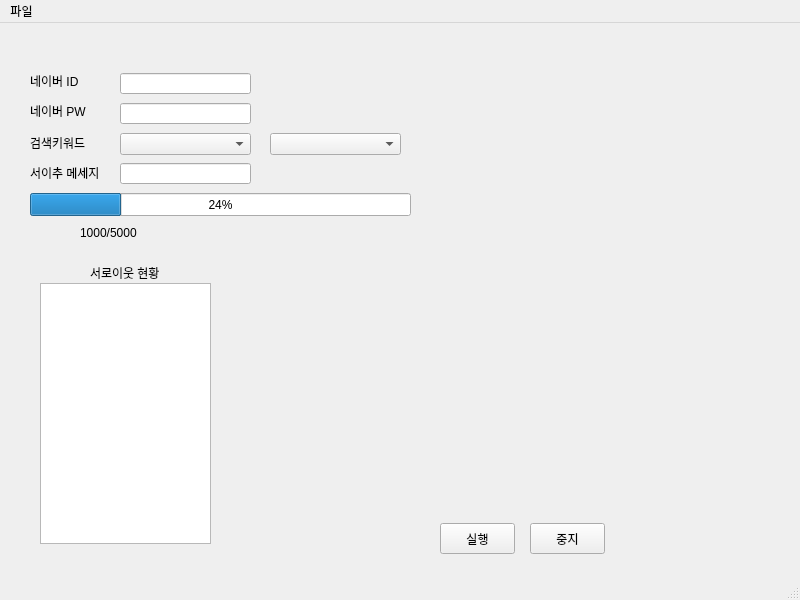
Old version of the form TestUi.ui in the repository jae-heo/blog-manager.
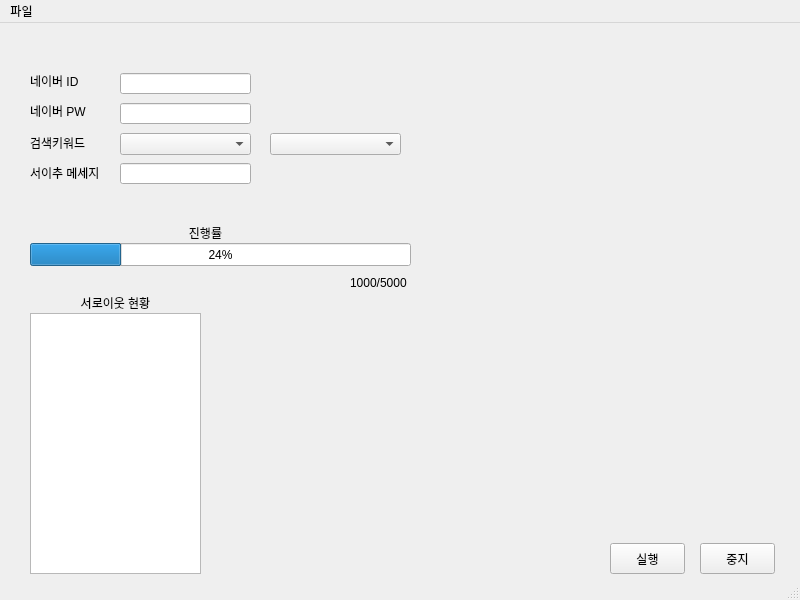
New version of the form.

Commit message: 임시 commit- db부분 부분적으로 완료

Diff of the .ui file:
```diff
--- a/TestUi.ui
+++ b/TestUi.ui
@@ -29,8 +29,8 @@
    <widget class="QPushButton" name="run_button">
     <property name="geometry">
      <rect>
-      <x>440</x>
-      <y>500</y>
+      <x>610</x>
+      <y>520</y>
       <width>75</width>
       <height>31</height>
      </rect>
@@ -42,8 +42,8 @@
    <widget class="QPushButton" name="stop_button">
     <property name="geometry">
      <rect>
-      <x>530</x>
-      <y>500</y>
+      <x>700</x>
+      <y>520</y>
       <width>75</width>
       <height>31</height>
      </rect>
@@ -158,7 +158,7 @@
     <property name="geometry">
      <rect>
       <x>30</x>
-      <y>170</y>
+      <y>220</y>
       <width>381</width>
       <height>23</height>
      </rect>
@@ -170,9 +170,9 @@
    <widget class="QLabel" name="neighbor_request_message_labe_3">
     <property name="geometry">
      <rect>
-      <x>80</x>
-      <y>200</y>
-      <width>81</width>
+      <x>350</x>
+      <y>250</y>
+      <width>61</width>
       <height>20</height>
      </rect>
     </property>
@@ -183,8 +183,8 @@
    <widget class="QPlainTextEdit" name="plainTextEdit">
     <property name="geometry">
      <rect>
-      <x>40</x>
-      <y>260</y>
+      <x>30</x>
+      <y>290</y>
       <width>171</width>
       <height>261</height>
      </rect>
@@ -196,14 +196,36 @@
    <widget class="QLabel" name="neighbor_request_message_labe_4">
     <property name="geometry">
      <rect>
-      <x>90</x>
-      <y>240</y>
-      <width>81</width>
+      <x>30</x>
+      <y>270</y>
+      <width>171</width>
       <height>20</height>
      </rect>
     </property>
     <property name="text">
      <string>서로이웃 현황</string>
+    </property>
+    <property name="alignment">
+     <set>Qt::AlignCenter</set>
+    </property>
+   </widget>
+   <widget class="QLabel" name="neighbor_request_message_labe_5">
+    <property name="geometry">
+     <rect>
+      <x>30</x>
+      <y>200</y>
+      <width>351</width>
+      <height>20</height>
+     </rect>
+    </property>
+    <property name="text">
+     <string>진행률</string>
+    </property>
+    <property name="scaledContents">
+     <bool>false</bool>
+    </property>
+    <property name="alignment">
+     <set>Qt::AlignCenter</set>
     </property>
    </widget>
   </widget>
```
Left out of the diff: 6 changed lines with no effect on the pictures. The commit also changes 2 other files.
